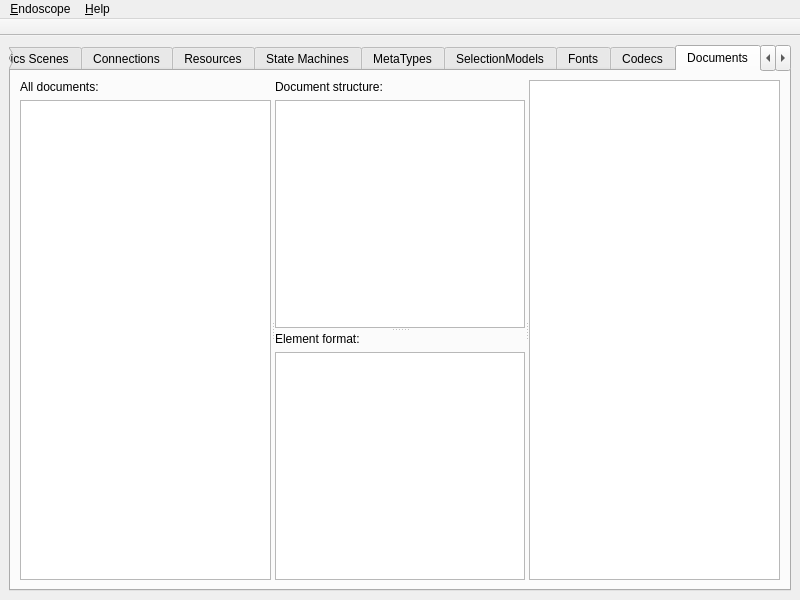
Qt form mainwindow.ui (KDAB/GammaRay) before a commit.
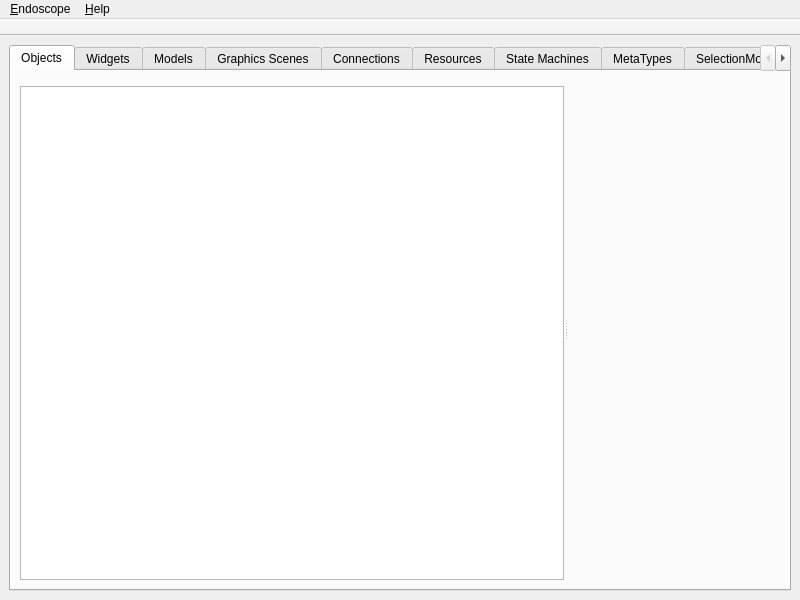
The same form after that commit. The open tabs and pages were chosen to show the change. Custom widgets are drawn as their Qt base class.

Commit message: Text document inspector adapted to the new tool system.

```diff
--- a/mainwindow.ui
+++ b/mainwindow.ui
@@ -352,95 +352,6 @@
         </item>
        </layout>
       </widget>
-      <widget class="QWidget" name="tab_13">
-       <attribute name="title">
-        <string>Documents</string>
-       </attribute>
-       <layout class="QVBoxLayout" name="verticalLayout_20">
-        <item>
-         <widget class="QSplitter" name="splitter_13">
-          <property name="orientation">
-           <enum>Qt::Horizontal</enum>
-          </property>
-          <widget class="QWidget" name="layoutWidget">
-           <layout class="QVBoxLayout" name="verticalLayout_17">
-            <item>
-             <widget class="QLabel" name="label_5">
-              <property name="text">
-               <string>All documents:</string>
-              </property>
-             </widget>
-            </item>
-            <item>
-             <widget class="QTreeView" name="documentList">
-              <property name="rootIsDecorated">
-               <bool>false</bool>
-              </property>
-              <property name="uniformRowHeights">
-               <bool>true</bool>
-              </property>
-              <property name="allColumnsShowFocus">
-               <bool>true</bool>
-              </property>
-             </widget>
-            </item>
-           </layout>
-          </widget>
-          <widget class="QSplitter" name="splitter_12">
-           <property name="orientation">
-            <enum>Qt::Vertical</enum>
-           </property>
-           <widget class="QWidget" name="layoutWidget">
-            <layout class="QVBoxLayout" name="verticalLayout_18">
-             <item>
-              <widget class="QLabel" name="label_6">
-               <property name="text">
-                <string>Document structure:</string>
-               </property>
-              </widget>
-             </item>
-             <item>
-              <widget class="QTreeView" name="documentTree">
-               <property name="uniformRowHeights">
-                <bool>true</bool>
-               </property>
-               <property name="allColumnsShowFocus">
-                <bool>true</bool>
-               </property>
-              </widget>
-             </item>
-            </layout>
-           </widget>
-           <widget class="QWidget" name="layoutWidget">
-            <layout class="QVBoxLayout" name="verticalLayout_19">
-             <item>
-              <widget class="QLabel" name="label_4">
-               <property name="text">
-                <string>Element format:</string>
-               </property>
-              </widget>
-             </item>
-             <item>
-              <widget class="QTreeView" name="documentFormatView">
-               <property name="rootIsDecorated">
-                <bool>false</bool>
-               </property>
-               <property name="uniformRowHeights">
-                <bool>true</bool>
-               </property>
-               <property name="allColumnsShowFocus">
-                <bool>true</bool>
-               </property>
-              </widget>
-             </item>
-            </layout>
-           </widget>
-          </widget>
-          <widget class="QTextEdit" name="documentView"/>
-         </widget>
-        </item>
-       </layout>
-      </widget>
       <widget class="QWidget" name="widget">
        <attribute name="title">
         <string>New Tool View</string>
```
The commit also changes 11 other files.
